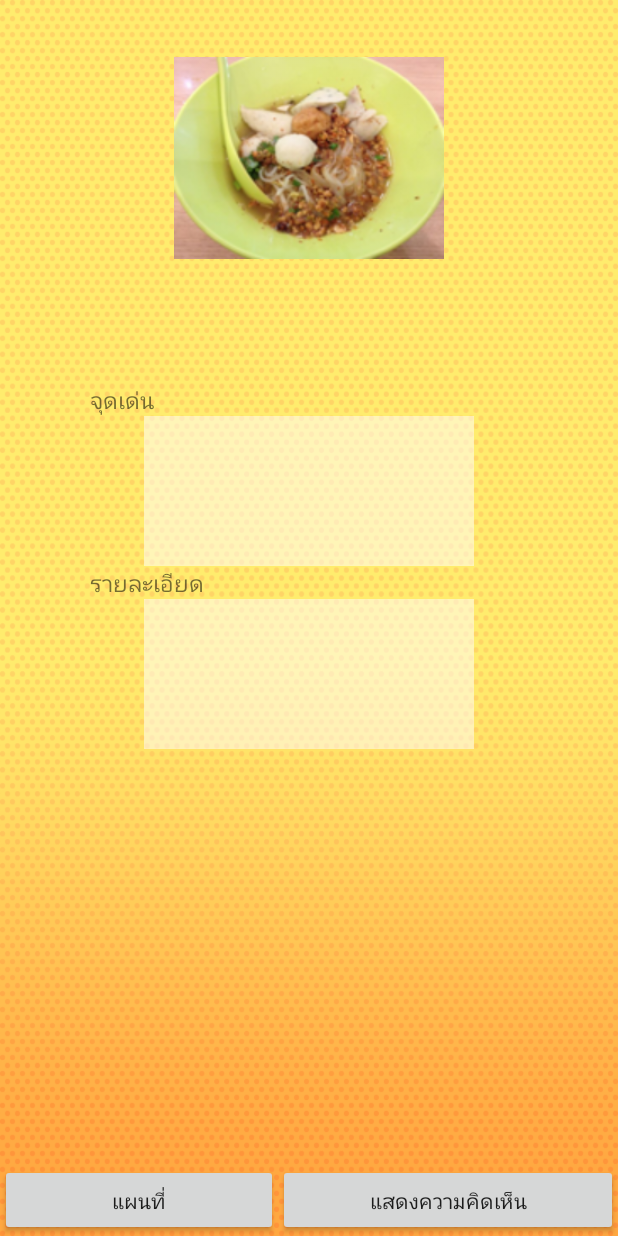
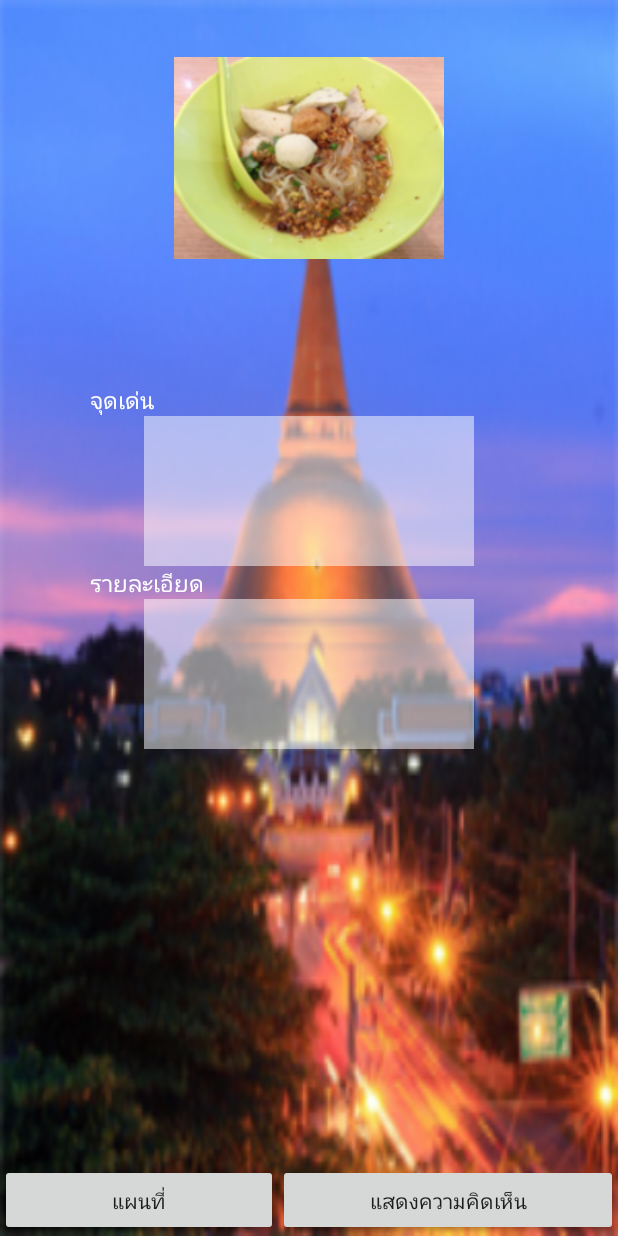
Before and after one commit to kamonchat/MumAroi, an Android app: the DetailActivity screen opened directly, with no data from a screen before it, on a phone screen of 412 x 824 dp. Run offline under Robolectric (Android 15) with nearby library versions, the phone set to English and light mode, and no system bars.

Commit message:
start 15 dec

```diff
--- a/app/src/main/res/layout/activity_detail.xml
+++ b/app/src/main/res/layout/activity_detail.xml
@@ -8,7 +8,7 @@
         android:orientation="vertical"
         android:layout_width="match_parent"
         android:layout_height="match_parent"
-        android:background="@drawable/wall20">
+        android:background="@drawable/np">
 
         <ImageView
             android:layout_width="@dimen/logo"
@@ -42,7 +42,8 @@
             android:id="@+id/textView4"
             android:layout_gravity="left|center_vertical"
             android:layout_marginLeft="60dp"
-            android:textSize="@dimen/h2" />
+            android:textSize="@dimen/h2"
+            android:textColor="@color/whith" />
 
         <ScrollView
             android:layout_width="@dimen/spinner"
@@ -68,7 +69,8 @@
             android:id="@+id/textView5"
             android:layout_gravity="left|center_vertical"
             android:layout_marginLeft="60dp"
-            android:textSize="@dimen/h2" />
+            android:textSize="@dimen/h2"
+            android:textColor="@color/whith" />
 
         <ScrollView
             android:layout_width="@dimen/spinner"
--- a/app/src/main/res/layout/activity_main.xml
+++ b/app/src/main/res/layout/activity_main.xml
@@ -5,7 +5,7 @@
     android:paddingRight="@dimen/activity_horizontal_margin"
     android:paddingTop="@dimen/activity_vertical_margin"
     android:paddingBottom="@dimen/activity_vertical_margin" tools:context=".MainActivity"
-    android:background="@drawable/wall20">
+    android:background="@drawable/np">
 
     <LinearLayout
         android:orientation="vertical"
--- a/app/src/main/res/layout/activity_restaur_list.xml
+++ b/app/src/main/res/layout/activity_restaur_list.xml
@@ -6,7 +6,7 @@
     android:paddingTop="@dimen/activity_vertical_margin"
     android:paddingBottom="@dimen/activity_vertical_margin"
     tools:context="npru.sangarun.kamonchat.mumaroi.RestaurList"
-    android:background="@drawable/wall20">
+    android:background="@drawable/np">
 
     <ListView
         android:layout_width="wrap_content"
--- a/app/src/main/res/layout/my_listview.xml
+++ b/app/src/main/res/layout/my_listview.xml
@@ -22,7 +22,7 @@
             android:id="@+id/txtListName"
             android:textSize="@dimen/h1"
             android:textStyle="bold"
-            android:textColor="@color/whith" />
+            android:textColor="@color/colorAccent" />
 
         <TextView
             android:layout_width="wrap_content"
@@ -30,7 +30,7 @@
             android:text="New Text"
             android:id="@+id/txtListType"
             android:textSize="@dimen/h2"
-            android:textColor="@color/whith" />
+            android:textColor="@color/colorAccent" />
     </LinearLayout>
 
 </LinearLayout>
--- a/app/src/main/res/values/colors.xml
+++ b/app/src/main/res/values/colors.xml
@@ -3,6 +3,6 @@
     <color name="colorPrimary">#3F51B5</color>
     <color name="colorPrimaryDark">#303F9F</color>
     <color name="colorAccent">#FF4081</color>
-    <color name="whith">#35004A</color>
+    <color name="whith">#ffffff</color>
 
 </resources>
--- a/app/src/main/res/values/strings.xml
+++ b/app/src/main/res/values/strings.xml
@@ -8,4 +8,5 @@
     <string name="remark">แสดงความคิดเห็น</string>
     <string name="Detail_1">จุดเด่น</string>
     <string name="Detail_2">รายละเอียด</string>
+
 </resources>
```
Also changed, not shown: app/src/main/res/drawable/np.png (added).
